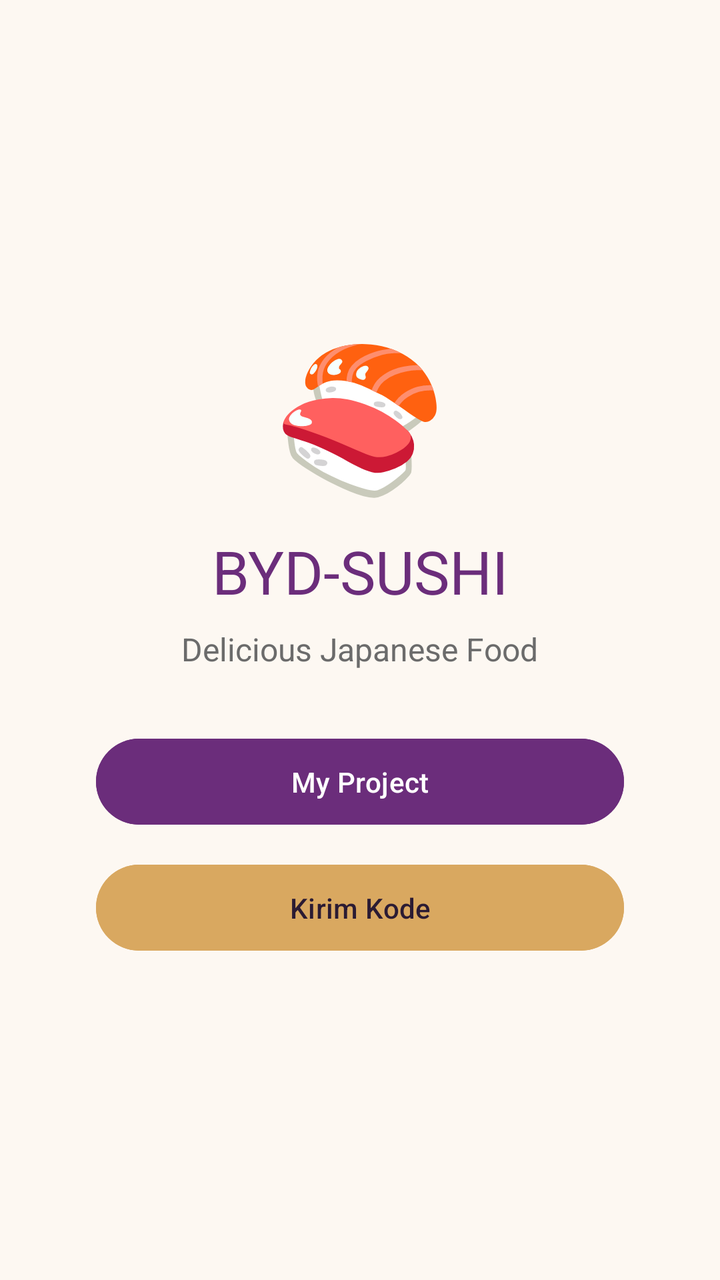
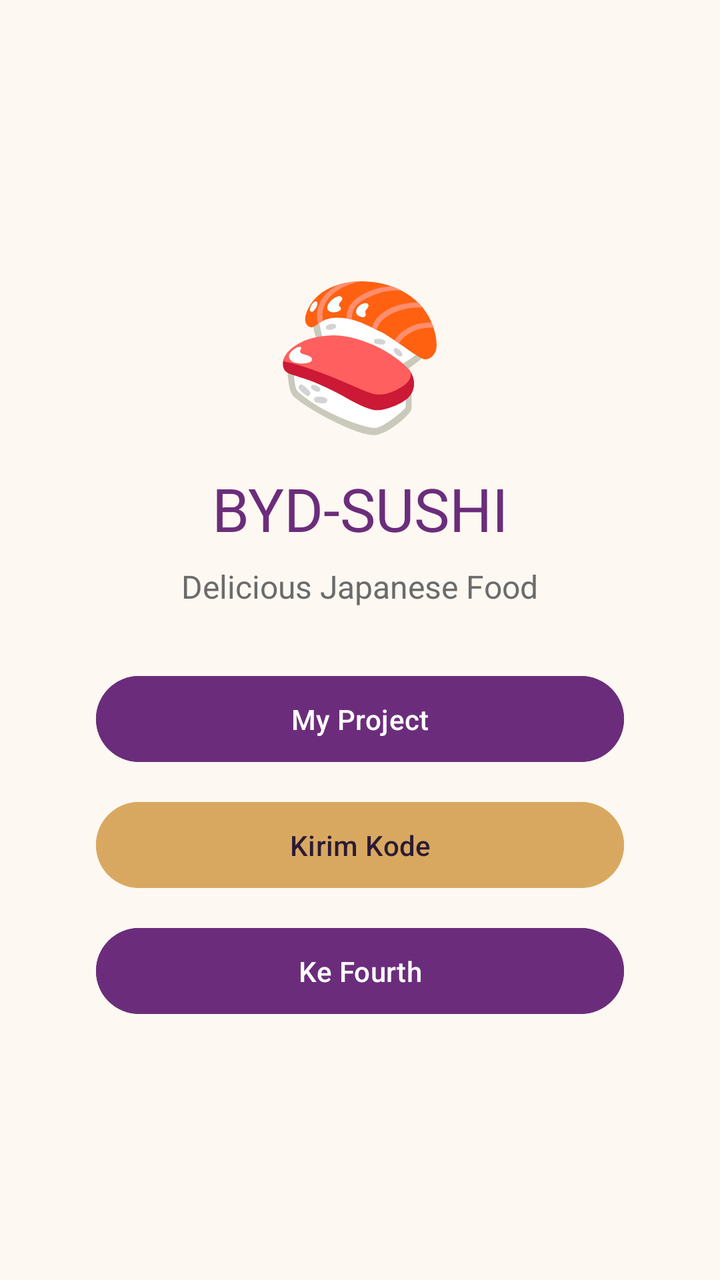

An Android layout rendered at two revisions. The XML below is the earlier revision; the diff shows what the commit changed to produce the second picture.
<!-- AndroidManifest.xml: application theme Theme.BYDSushi -->
<!-- res/layout/activity_main.xml -->
<?xml version="1.0" encoding="utf-8"?>
<LinearLayout xmlns:android="http://schemas.android.com/apk/res/android"
    android:layout_width="match_parent"
    android:layout_height="match_parent"
    android:background="@color/cream_bg"
    android:gravity="center"
    android:orientation="vertical"
    android:padding="24dp">

    <TextView
        android:layout_width="wrap_content"
        android:layout_height="wrap_content"
        android:text="🍣"
        android:textSize="70sp" />

    <TextView
        android:layout_width="wrap_content"
        android:layout_height="wrap_content"
        android:layout_marginTop="12dp"
        android:text="@string/brand"
        android:textColor="@color/purple_primary"
        android:textSize="30sp" />

    <TextView
        android:layout_width="wrap_content"
        android:layout_height="wrap_content"
        android:layout_marginTop="8dp"
        android:text="@string/tagline"
        android:textColor="@color/text_secondary"
        android:textSize="16sp" />

    <Button
        android:id="@+id/btnMyProject"
        android:layout_width="match_parent"
        android:layout_height="wrap_content"
        android:layout_marginHorizontal="24dp"
        android:layout_marginTop="30dp"
        android:backgroundTint="@color/purple_primary"
        android:paddingVertical="12dp"
        android:text="@string/btn_my_project"
        android:textColor="@color/white" />

    <Button
        android:id="@+id/btnKirimKode"
        android:layout_width="match_parent"
        android:layout_height="wrap_content"
        android:layout_marginHorizontal="24dp"
        android:layout_marginTop="12dp"
        android:backgroundTint="@color/gold"
        android:paddingVertical="12dp"
        android:text="@string/btn_kirim_kode"
        android:textColor="@color/text_primary" />

</LinearLayout>
<!-- resources referenced by this layout -->
<resources>
  <color name="cream_bg">#FDF8F2</color>
  <color name="gold">#D9A860</color>
  <color name="purple_primary">#6B2D7B</color>
  <color name="text_primary">#2B1B33</color>
  <color name="text_secondary">#6B6B6B</color>
  <color name="white">#FFFFFF</color>
  <string name="brand">BYD-SUSHI</string>
  <string name="btn_kirim_kode">Kirim Kode</string>
  <string name="btn_my_project">My Project</string>
  <string name="tagline">Delicious Japanese Food</string>
  <style name="Theme.BYDSushi" parent="Base.Theme.BYDSushi" />
  <style name="Base.Theme.BYDSushi" parent="Theme.Material3.DayNight.NoActionBar">
          
          
      </style>
</resources>

<!-- the commit's change to res/layout/activity_main.xml (unified diff, before → after) -->
@@ -51,4 +51,14 @@
         android:text="@string/btn_kirim_kode"
         android:textColor="@color/text_primary" />
 
+    <Button
+        android:id="@+id/btnToFourth"
+        android:layout_width="match_parent"
+        android:layout_height="wrap_content"
+        android:layout_marginHorizontal="24dp"
+        android:layout_marginTop="12dp"
+        android:backgroundTint="@color/purple_primary"
+        android:paddingVertical="12dp"
+        android:text="@string/btn_to_fourth"
+        android:textColor="@color/white" />
 </LinearLayout>
<!-- resource entries referenced after the edit -->
@@ -9,6 +9,7 @@
   <string name="brand">BYD-SUSHI</string>
   <string name="btn_kirim_kode">Kirim Kode</string>
   <string name="btn_my_project">My Project</string>
+  <string name="btn_to_fourth">Ke Fourth</string>
   <string name="tagline">Delicious Japanese Food</string>
   <style name="Theme.BYDSushi" parent="Base.Theme.BYDSushi" />
   <style name="Base.Theme.BYDSushi" parent="Theme.Material3.DayNight.NoActionBar">
